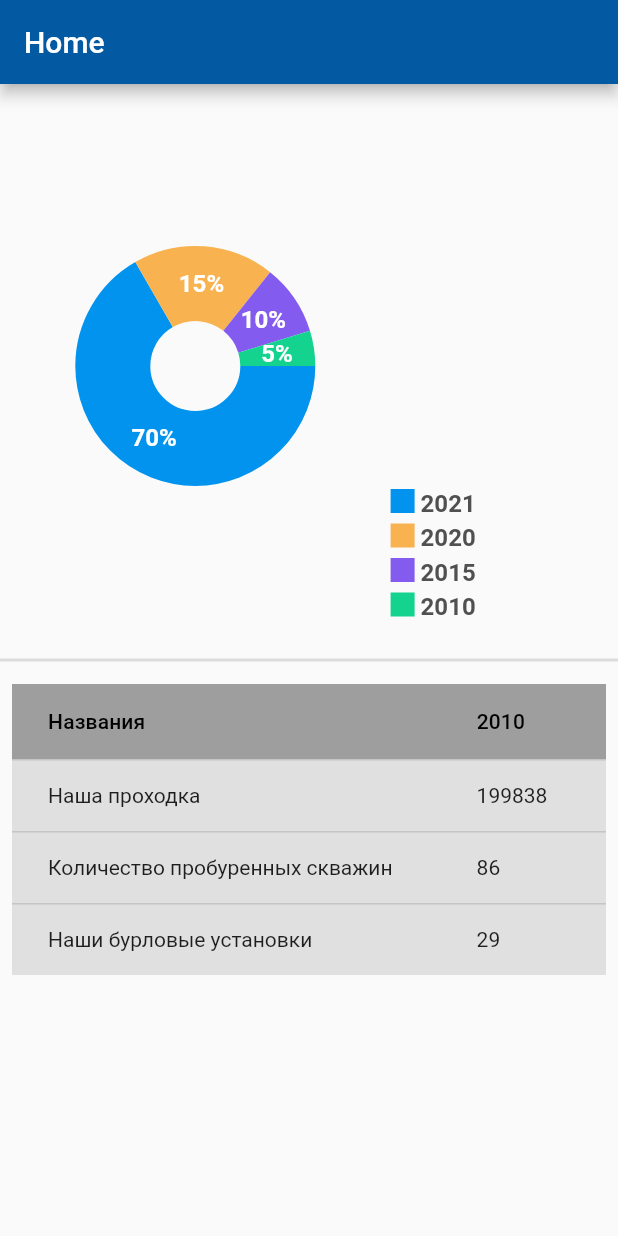
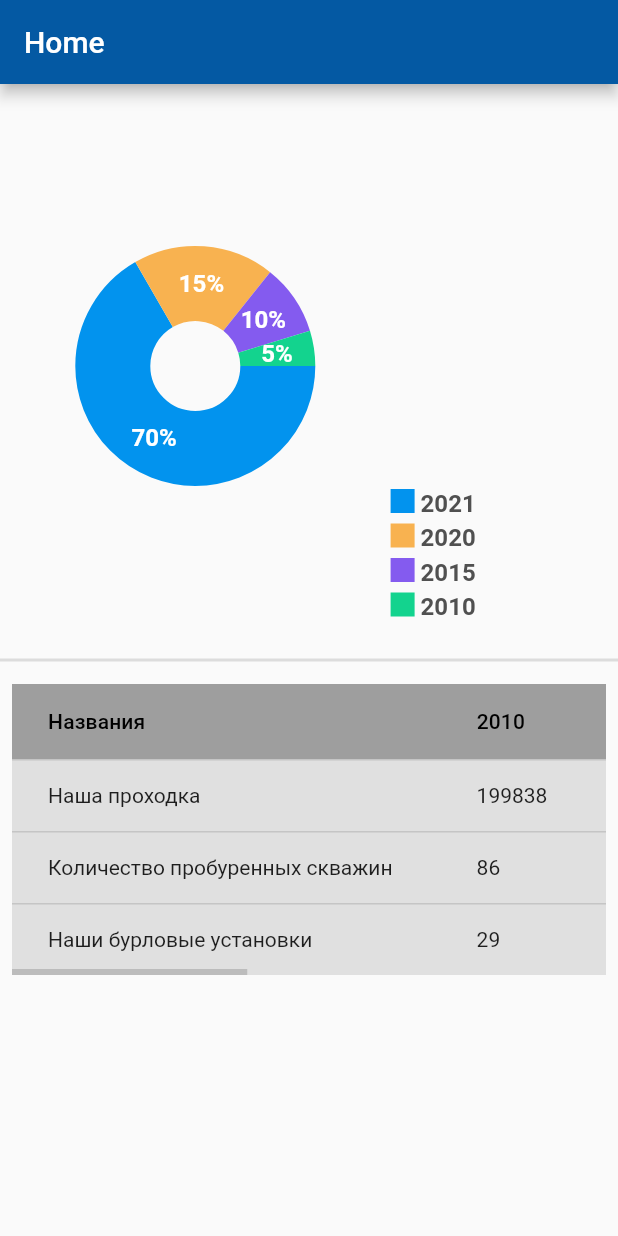
Before and after one commit to ilyos-developer/eriell, a Flutter app: the HomeScreen screen opened directly, on a phone screen of 412 x 824 dp. Run offline on Flutter 3.47's test engine with Material 2 defaults, Android fonts, the phone set to English and light mode, and no system bars; drawn by our look-alikes of fl_chart; our stand-ins replace flutter_svg.

```diff
--- a/lib/ui/home/components/table.dart
+++ b/lib/ui/home/components/table.dart
@@ -6,7 +6,10 @@ class MyDataTable extends StatelessWidget {
 
   @override
   Widget build(BuildContext context) {
-    return SingleChildScrollView(
+    return Scrollbar(
+      child: SingleChildScrollView(
+        child: Scrollbar(
+          isAlwaysShown: true,
           child: SingleChildScrollView(
             scrollDirection: Axis.horizontal,
             child: DataTable(
@@ -81,6 +84,8 @@ class MyDataTable extends StatelessWidget {
               ],
             ),
           ),
+        ),
+      ),
     );
   }
 }
--- a/lib/ui/home/home_screen.dart
+++ b/lib/ui/home/home_screen.dart
@@ -111,7 +111,7 @@ class _HomeScreenState extends State<HomeScreen> {
                       );
                     },
                     child: Padding(
-                      padding: const EdgeInsets.all(8.0),
+                      padding: const EdgeInsets.all(8.0).copyWith(bottom: 20),
                       child: MyDataTable(),
                     ),
                   ),
```
Lines whose indentation alone changed are shown as unchanged.
